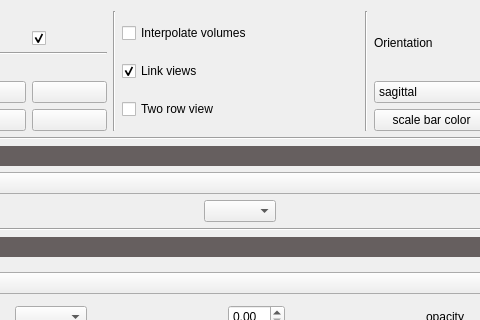
Before: the Qt Designer form vpv/ui/views/ui_datatab.ui in VCCRI/vpv, drawn with Qt 5; both pictures show x 140 to 620 and y 0 to 320 of the 761 by 857 pixel window.
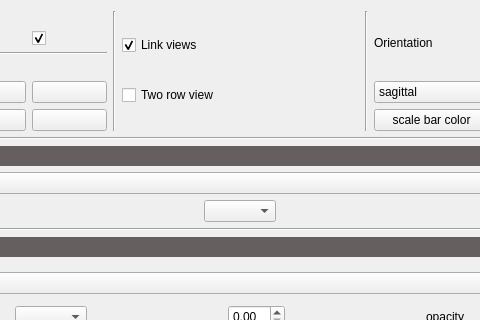
After: the same form once the commit is applied. Icons and pictures are not drawn.

Diff of the .ui file:
```diff
--- a/vpv/ui/views/ui_datatab.ui
+++ b/vpv/ui/views/ui_datatab.ui
@@ -136,13 +136,6 @@
        </item>
        <item>
         <layout class="QVBoxLayout" name="verticalLayout_7">
-         <item>
-          <widget class="QCheckBox" name="checkBoxInterpolate">
-           <property name="text">
-            <string>Interpolate volumes</string>
-           </property>
-          </widget>
-         </item>
          <item>
           <widget class="QCheckBox" name="checkBoxLinkViews">
            <property name="text">
```
Left out of the diff: 2 changed lines with no effect on the pictures.
